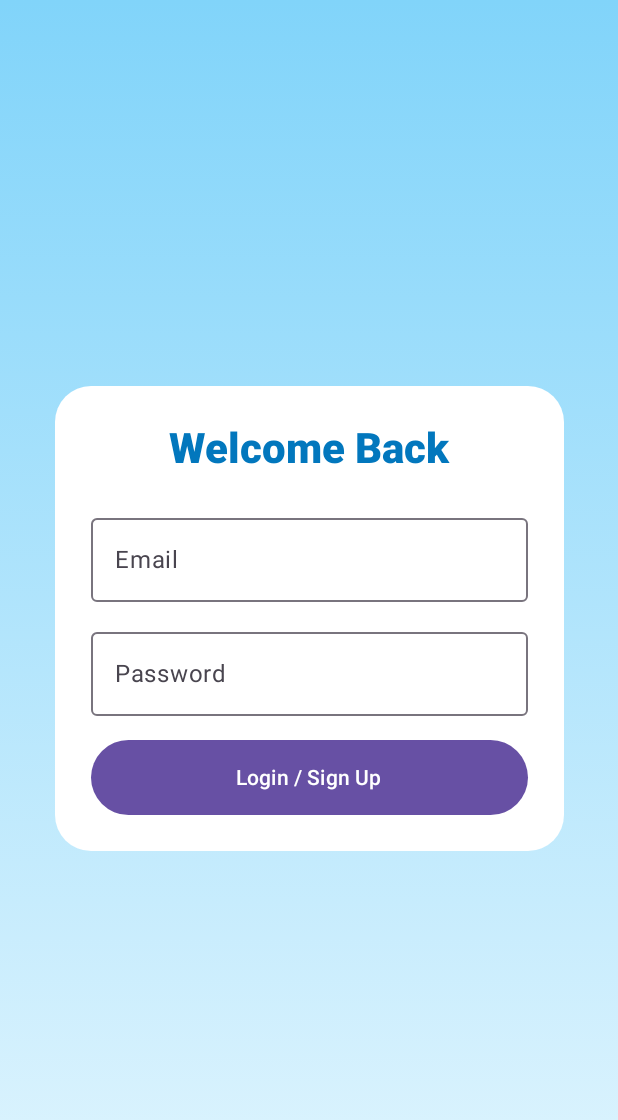
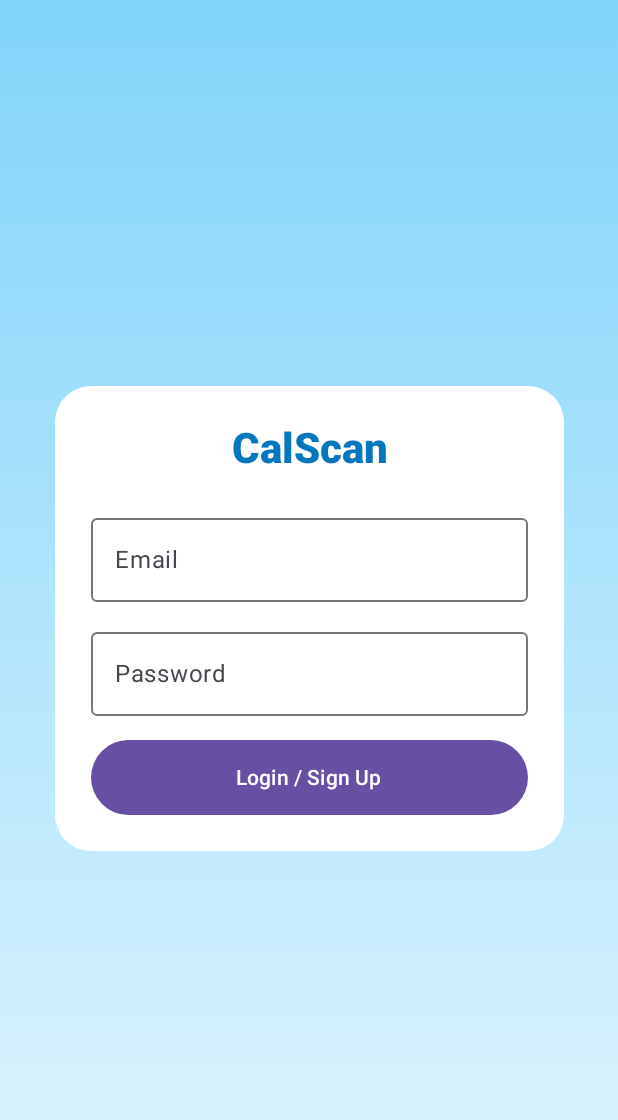
Before and after one commit to MileHuang/CS407GroupProject, an Android app built with Jetpack Compose: the screen it shows after launch (MainActivity), on a phone screen of 412 x 824 dp. Shown: the top 1120 px of the screen. Run offline under Robolectric (Android 15) with nearby library versions, the phone set to English and light mode, and no system bars; our stand-ins replace Firebase (no records; nobody signed in at launch, a user with empty details on screens opened directly).

Commit message:
Fix bugs

```diff
--- a/app/src/main/java/com/cs407/myapplication/ui/LoginPage.kt
+++ b/app/src/main/java/com/cs407/myapplication/ui/LoginPage.kt
@@ -43,7 +43,7 @@ fun LoginScreen(
             horizontalAlignment = Alignment.CenterHorizontally
         ) {
             Text(
-                "Welcome Back",
+                "CalScan",
                 style = MaterialTheme.typography.headlineMedium.copy(
                     fontWeight = FontWeight.ExtraBold,
                     color = Color(0xFF0277BD)
--- a/app/src/main/java/com/cs407/myapplication/ui/Result.kt
+++ b/app/src/main/java/com/cs407/myapplication/ui/Result.kt
@@ -55,7 +55,7 @@ fun ResultScreen(
     val uiState by viewModel.uiState.collectAsState()
     val context = LocalContext.current
 
-    // 当图片加载时触发服务器调用
+    // Serve loading
     LaunchedEffect(imageUri) {
         imageUri?.let {
             val uri = Uri.parse(Uri.decode(it))
@@ -67,7 +67,6 @@ fun ResultScreen(
     var selectedModel by remember { mutableStateOf("Food Calorie Model") }
     var modelMenuExpanded by remember { mutableStateOf(false) }
 
-    // 从服务器取第一项
     val det = uiState.detections.firstOrNull()
 
     val food = det?.label ?: "Detecting..."
```
